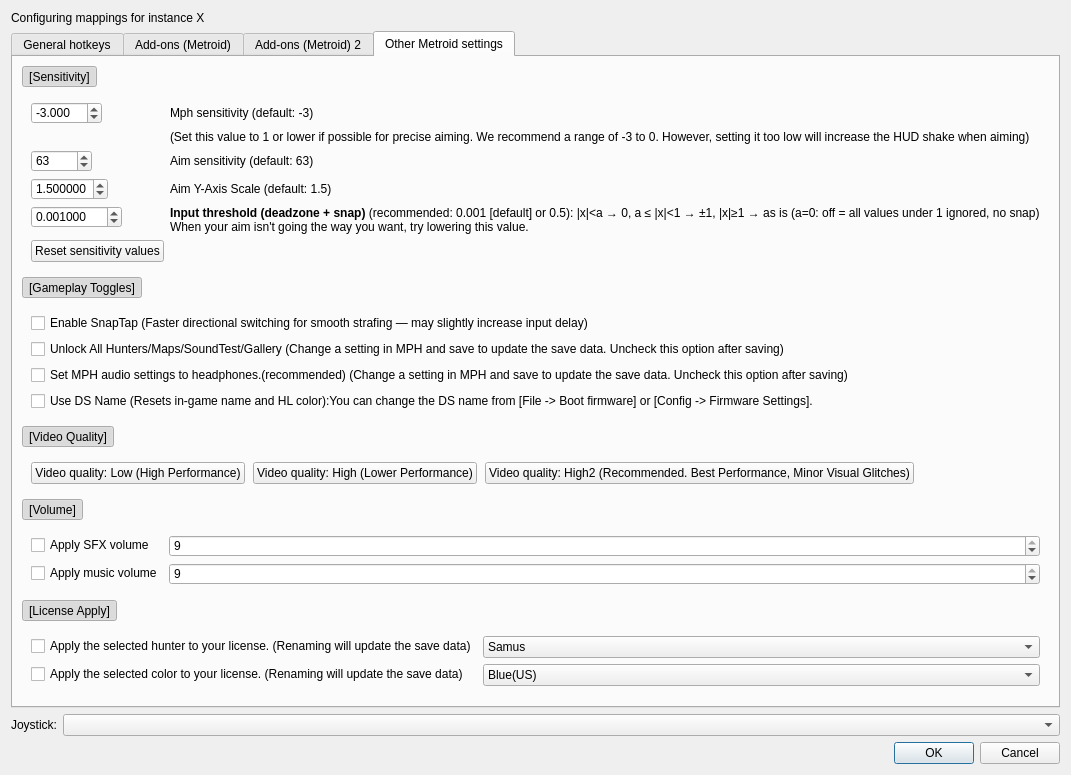
ag-advania/melonPrimeDS, file src/frontend/qt_sdl/InputConfig/InputConfigDialog.ui: the form before one commit.
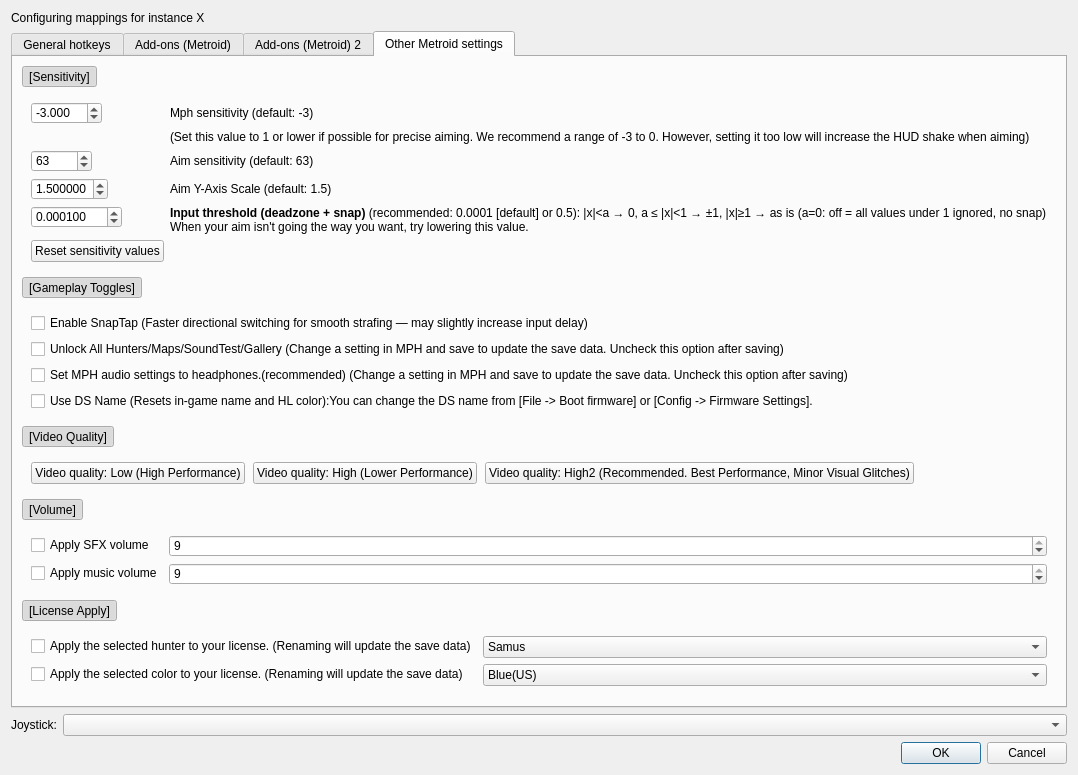
The form after the commit. The open tabs and pages were chosen to show the change.

```diff
--- a/src/frontend/qt_sdl/InputConfig/InputConfigDialog.ui
+++ b/src/frontend/qt_sdl/InputConfig/InputConfigDialog.ui
@@ -2430,7 +2430,7 @@
 										<number>6</number>
 									</property>
 									<property name="value">
-										<double>0.001000</double>
+										<double>0.000100</double>
 									</property>
 								</widget>
 							</item>
@@ -2439,7 +2439,7 @@
 									<property name="text">
 										<string notr="true">
 											<![CDATA[
-<b>Input threshold (deadzone + snap)</b> (recommended: 0.001 [default] or 0.5): |x|&lt;a → 0, a ≤ |x|&lt;1 → ±1, |x|≥1 → as is (a=0: off = all values under 1 ignored, no snap)<br />
+<b>Input threshold (deadzone + snap)</b> (recommended: 0.0001 [default] or 0.5): |x|&lt;a → 0, a ≤ |x|&lt;1 → ±1, |x|≥1 → as is (a=0: off = all values under 1 ignored, no snap)<br />
 When your aim isn't going the way you want, try lowering this value.
 ]]>
 										</string>
```
